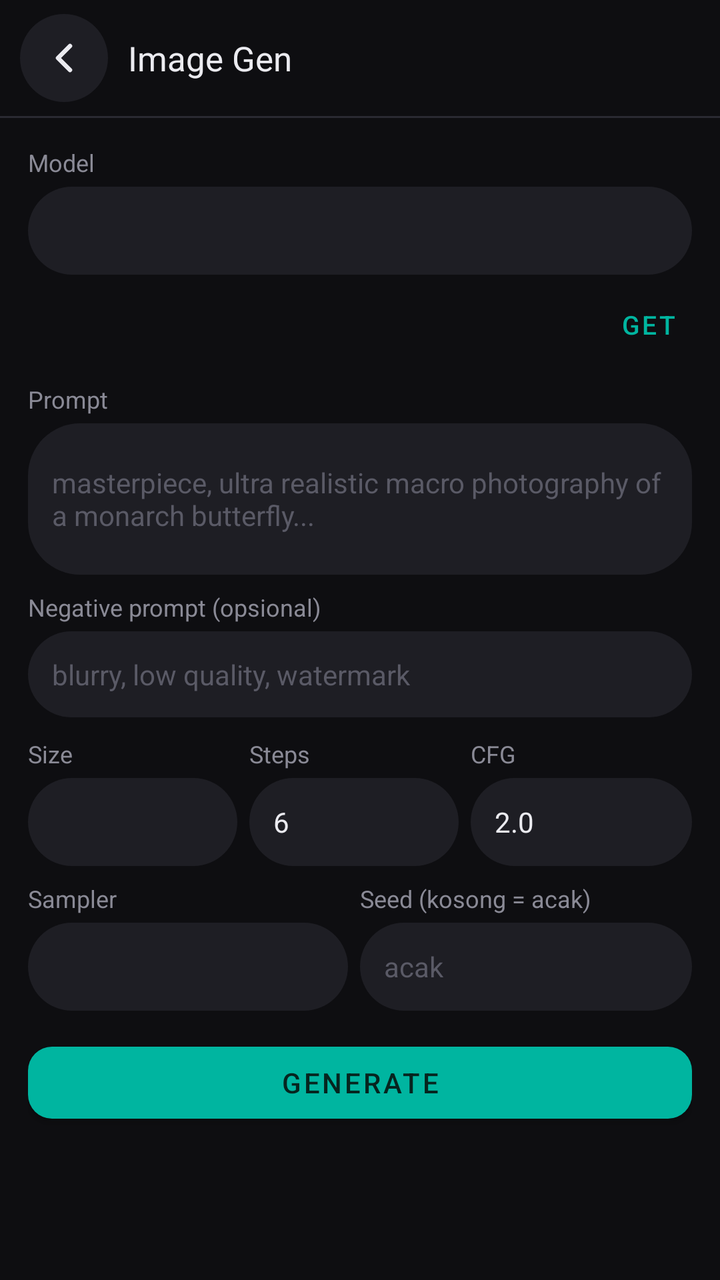
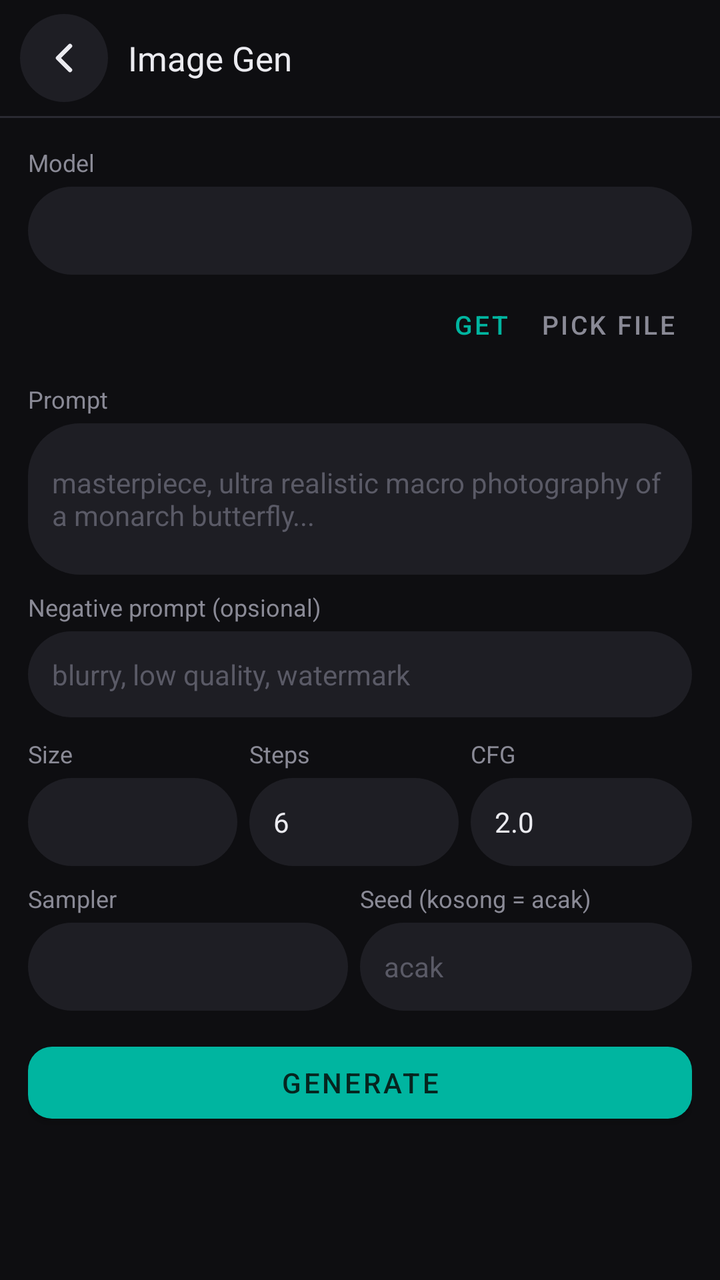

Screens rendered from an Android XML layout before and after an edit, with the pre-edit source and the edit as a unified diff.
<!-- AndroidManifest.xml: application theme Theme.LlamaCpp -->
<!-- res/layout/activity_image_gen.xml -->
<?xml version="1.0" encoding="utf-8"?>
<LinearLayout xmlns:android="http://schemas.android.com/apk/res/android"
    xmlns:app="http://schemas.android.com/apk/res-auto"
    android:layout_width="match_parent"
    android:layout_height="match_parent"
    android:background="@color/bg"
    android:orientation="vertical">

    
    <LinearLayout
        android:layout_width="match_parent"
        android:layout_height="58dp"
        android:gravity="center_vertical"
        android:orientation="horizontal"
        android:paddingStart="10dp"
        android:paddingEnd="14dp">

        <ImageButton
            android:id="@+id/btn_back"
            android:layout_width="44dp"
            android:layout_height="44dp"
            android:background="@drawable/btn_circle"
            android:contentDescription="Back"
            android:padding="10dp"
            android:src="@drawable/ic_back" />

        <TextView
            android:layout_width="0dp"
            android:layout_height="wrap_content"
            android:layout_weight="1"
            android:layout_marginStart="10dp"
            android:text="Image Gen"
            android:textColor="@color/text"
            android:textSize="17sp" />

        <TextView
            android:id="@+id/tv_sd_ver"
            android:layout_width="wrap_content"
            android:layout_height="wrap_content"
            android:textColor="@color/text_faint"
            android:textSize="11sp" />
    </LinearLayout>

    <View
        android:layout_width="match_parent"
        android:layout_height="1dp"
        android:background="@color/divider" />

    <ScrollView
        android:layout_width="match_parent"
        android:layout_height="match_parent"
        android:clipToPadding="false"
        android:padding="14dp">

        <LinearLayout
            android:layout_width="match_parent"
            android:layout_height="wrap_content"
            android:orientation="vertical">

            
            <TextView
                android:layout_width="wrap_content"
                android:layout_height="wrap_content"
                android:text="Model"
                android:textColor="@color/text_dim"
                android:textSize="12sp" />

            <Spinner
                android:id="@+id/sp_image_model"
                android:layout_width="match_parent"
                android:layout_height="44dp"
                android:layout_marginTop="4dp"
                android:background="@drawable/bg_input"
                android:paddingStart="12dp"
                android:popupBackground="@color/card" />

            
            <LinearLayout
                android:layout_width="match_parent"
                android:layout_height="wrap_content"
                android:layout_marginTop="6dp"
                android:gravity="center_vertical"
                android:orientation="horizontal">

                <TextView
                    android:id="@+id/tv_dl_status"
                    android:layout_width="0dp"
                    android:layout_height="wrap_content"
                    android:layout_weight="1"
                    android:textColor="@color/text_dim"
                    android:textSize="13sp" />

                <com.google.android.material.button.MaterialButton
                    android:id="@+id/btn_del_model"
                    style="@style/Widget.MaterialComponents.Button.TextButton"
                    android:layout_width="wrap_content"
                    android:layout_height="36dp"
                    android:minWidth="0dp"
                    android:paddingStart="10dp"
                    android:paddingEnd="4dp"
                    android:text="Del"
                    android:textColor="@color/text_faint"
                    android:textSize="13sp"
                    android:visibility="gone" />

                <com.google.android.material.button.MaterialButton
                    android:id="@+id/btn_dl"
                    style="@style/Widget.MaterialComponents.Button.TextButton"
                    android:layout_width="wrap_content"
                    android:layout_height="36dp"
                    android:minWidth="0dp"
                    android:paddingStart="14dp"
                    android:paddingEnd="14dp"
                    android:text="Get"
                    android:textColor="@color/accent"
                    android:textSize="13sp" />
            </LinearLayout>

            <ProgressBar
                android:id="@+id/dl_progress"
                style="?android:attr/progressBarStyleHorizontal"
                android:layout_width="match_parent"
                android:layout_height="4dp"
                android:layout_marginTop="4dp"
                android:max="100"
                android:progress="0"
                android:progressTint="@color/accent"
                android:progressBackgroundTint="@color/divider"
                android:visibility="gone" />

            
            <TextView
                android:layout_width="wrap_content"
                android:layout_height="wrap_content"
                android:layout_marginTop="12dp"
                android:text="Prompt"
                android:textColor="@color/text_dim"
                android:textSize="12sp" />

            <EditText
                android:id="@+id/et_prompt"
                android:layout_width="match_parent"
                android:layout_height="wrap_content"
                android:layout_marginTop="4dp"
                android:background="@drawable/bg_input"
                android:hint="masterpiece, ultra realistic macro photography of a monarch butterfly..."
                android:inputType="textMultiLine|textCapSentences"
                android:minLines="3"
                android:padding="12dp"
                android:textColor="@color/text"
                android:textColorHint="@color/text_faint"
                android:textSize="14sp" />

            <TextView
                android:layout_width="wrap_content"
                android:layout_height="wrap_content"
                android:layout_marginTop="8dp"
                android:text="Negative prompt (opsional)"
                android:textColor="@color/text_dim"
                android:textSize="12sp" />

            <EditText
                android:id="@+id/et_negative"
                android:layout_width="match_parent"
                android:layout_height="wrap_content"
                android:layout_marginTop="4dp"
                android:background="@drawable/bg_input"
                android:hint="blurry, low quality, watermark"
                android:inputType="text"
                android:padding="12dp"
                android:textColor="@color/text"
                android:textColorHint="@color/text_faint"
                android:textSize="14sp" />

            
            <LinearLayout
                android:layout_width="match_parent"
                android:layout_height="wrap_content"
                android:layout_marginTop="10dp"
                android:orientation="horizontal">

                <LinearLayout
                    android:layout_width="0dp"
                    android:layout_height="wrap_content"
                    android:layout_weight="1"
                    android:orientation="vertical">

                    <TextView
                        android:layout_width="wrap_content"
                        android:layout_height="wrap_content"
                        android:text="Size"
                        android:textColor="@color/text_dim"
                        android:textSize="12sp" />

                    <Spinner
                        android:id="@+id/sp_size"
                        android:layout_width="match_parent"
                        android:layout_height="44dp"
                        android:layout_marginTop="4dp"
                        android:layout_marginEnd="6dp"
                        android:background="@drawable/bg_input"
                        android:paddingStart="10dp"
                        android:popupBackground="@color/card" />
                </LinearLayout>

                <LinearLayout
                    android:layout_width="0dp"
                    android:layout_height="wrap_content"
                    android:layout_weight="1"
                    android:orientation="vertical">

                    <TextView
                        android:layout_width="wrap_content"
                        android:layout_height="wrap_content"
                        android:text="Steps"
                        android:textColor="@color/text_dim"
                        android:textSize="12sp" />

                    <EditText
                        android:id="@+id/et_steps"
                        android:layout_width="match_parent"
                        android:layout_height="44dp"
                        android:layout_marginTop="4dp"
                        android:layout_marginEnd="6dp"
                        android:background="@drawable/bg_input"
                        android:inputType="number"
                        android:paddingStart="12dp"
                        android:text="6"
                        android:textColor="@color/text"
                        android:textSize="14sp" />
                </LinearLayout>

                <LinearLayout
                    android:layout_width="0dp"
                    android:layout_height="wrap_content"
                    android:layout_weight="1"
                    android:orientation="vertical">

                    <TextView
                        android:layout_width="wrap_content"
                        android:layout_height="wrap_content"
                        android:text="CFG"
                        android:textColor="@color/text_dim"
                        android:textSize="12sp" />

                    <EditText
                        android:id="@+id/et_cfg"
                        android:layout_width="match_parent"
                        android:layout_height="44dp"
                        android:layout_marginTop="4dp"
                        android:background="@drawable/bg_input"
                        android:inputType="numberDecimal"
                        android:paddingStart="12dp"
                        android:text="2.0"
                        android:textColor="@color/text"
                        android:textSize="14sp" />
                </LinearLayout>
            </LinearLayout>

            
            <LinearLayout
                android:layout_width="match_parent"
                android:layout_height="wrap_content"
                android:layout_marginTop="8dp"
                android:orientation="horizontal">

                <LinearLayout
                    android:layout_width="0dp"
                    android:layout_height="wrap_content"
                    android:layout_weight="1"
                    android:orientation="vertical">

                    <TextView
                        android:layout_width="wrap_content"
                        android:layout_height="wrap_content"
                        android:text="Sampler"
                        android:textColor="@color/text_dim"
                        android:textSize="12sp" />

                    <Spinner
                        android:id="@+id/sp_sampler"
                        android:layout_width="match_parent"
                        android:layout_height="44dp"
                        android:layout_marginTop="4dp"
                        android:layout_marginEnd="6dp"
                        android:background="@drawable/bg_input"
                        android:paddingStart="10dp"
                        android:popupBackground="@color/card" />
                </LinearLayout>

                <LinearLayout
                    android:layout_width="0dp"
                    android:layout_height="wrap_content"
                    android:layout_weight="1"
                    android:orientation="vertical">

                    <TextView
                        android:layout_width="wrap_content"
                        android:layout_height="wrap_content"
                        android:text="Seed (kosong = acak)"
                        android:textColor="@color/text_dim"
                        android:textSize="12sp" />

                    <EditText
                        android:id="@+id/et_seed"
                        android:layout_width="match_parent"
                        android:layout_height="44dp"
                        android:layout_marginTop="4dp"
                        android:background="@drawable/bg_input"
                        android:hint="acak"
                        android:inputType="number"
                        android:paddingStart="12dp"
                        android:textColor="@color/text"
                        android:textColorHint="@color/text_faint"
                        android:textSize="14sp" />
                </LinearLayout>
            </LinearLayout>

            
            <LinearLayout
                android:layout_width="match_parent"
                android:layout_height="wrap_content"
                android:layout_marginTop="12dp"
                android:gravity="center_vertical"
                android:orientation="horizontal">

                <com.google.android.material.button.MaterialButton
                    android:id="@+id/btn_generate"
                    android:layout_width="0dp"
                    android:layout_height="48dp"
                    android:layout_weight="1"
                    android:text="Generate"
                    android:textSize="14sp"
                    app:backgroundTint="@color/accent"
                    app:cornerRadius="12dp"
                    android:textColor="@color/on_accent" />

                <com.google.android.material.button.MaterialButton
                    android:id="@+id/btn_cancel_gen"
                    style="@style/Widget.MaterialComponents.Button.TextButton"
                    android:layout_width="wrap_content"
                    android:layout_height="48dp"
                    android:minWidth="0dp"
                    android:paddingStart="16dp"
                    android:paddingEnd="8dp"
                    android:text="Cancel"
                    android:textColor="@color/red"
                    android:textSize="14sp"
                    android:visibility="gone" />
            </LinearLayout>

            <TextView
                android:id="@+id/tv_gen_status"
                android:layout_width="match_parent"
                android:layout_height="wrap_content"
                android:layout_marginTop="6dp"
                android:textColor="@color/yellow"
                android:textSize="13sp"
                android:visibility="gone" />

            <ProgressBar
                android:id="@+id/gen_progress"
                style="?android:attr/progressBarStyleHorizontal"
                android:layout_width="match_parent"
                android:layout_height="4dp"
                android:layout_marginTop="4dp"
                android:max="100"
                android:progress="0"
                android:progressTint="@color/accent"
                android:progressBackgroundTint="@color/divider"
                android:visibility="gone" />

            
            <ImageView
                android:id="@+id/iv_result"
                android:layout_width="match_parent"
                android:layout_height="wrap_content"
                android:layout_marginTop="12dp"
                android:adjustViewBounds="true"
                android:background="@drawable/bg_card"
                android:contentDescription="Hasil gambar"
                android:minHeight="200dp"
                android:visibility="gone" />

            <TextView
                android:id="@+id/tv_result_info"
                android:layout_width="match_parent"
                android:layout_height="wrap_content"
                android:layout_marginTop="4dp"
                android:textColor="@color/text_faint"
                android:textSize="12sp"
                android:visibility="gone" />

            <com.google.android.material.button.MaterialButton
                android:id="@+id/btn_share"
                style="@style/Widget.MaterialComponents.Button.OutlinedButton"
                android:layout_width="match_parent"
                android:layout_height="wrap_content"
                android:layout_marginTop="8dp"
                android:layout_marginBottom="16dp"
                android:letterSpacing="0"
                android:text="Share"
                android:textColor="@color/accent"
                app:strokeColor="@color/accent"
                android:visibility="gone" />
        </LinearLayout>
    </ScrollView>
</LinearLayout>
<!-- resources referenced by this layout -->
<resources>
  <color name="accent">#00B5A0</color>
  <color name="bg">#0E0E11</color>
  <color name="card">#1E1E24</color>
  <color name="divider">#2A2A32</color>
  <color name="on_accent">#06251F</color>
  <color name="red">#E65C5C</color>
  <color name="text">#EBEBF0</color>
  <color name="text_dim">#8A8A96</color>
  <color name="text_faint">#5A5A66</color>
  <color name="yellow">#E6C832</color>
  <!-- drawable bg_card (drawable) -->
  <?xml version="1.0" encoding="utf-8"?>
  <shape xmlns:android="http://schemas.android.com/apk/res/android"
      android:shape="rectangle">
      <solid android:color="@color/card" />
      <corners android:radius="14dp" />
  </shape>
  <!-- drawable bg_input (drawable) -->
  <?xml version="1.0" encoding="utf-8"?>
  <shape xmlns:android="http://schemas.android.com/apk/res/android"
      android:shape="rectangle">
      <solid android:color="@color/input_bg" />
      <corners android:radius="26dp" />
  </shape>
  <!-- drawable btn_circle (drawable) -->
  <?xml version="1.0" encoding="utf-8"?>
  <shape xmlns:android="http://schemas.android.com/apk/res/android"
      android:shape="oval">
      <solid android:color="@color/card" />
  </shape>
  <!-- drawable ic_back (drawable) -->
  <vector xmlns:android="http://schemas.android.com/apk/res/android"
      android:width="24dp" android:height="24dp"
      android:viewportWidth="24" android:viewportHeight="24">
      <path
          android:fillColor="#00000000"
          android:strokeColor="#EBEBF0"
          android:strokeWidth="2.2"
          android:strokeLineCap="round"
          android:strokeLineJoin="round"
          android:pathData="M15,6l-6,6 6,6" />
  </vector>
  <style name="Theme.LlamaCpp" parent="Theme.MaterialComponents.NoActionBar">
          
          <item name="android:forceDarkAllowed">false</item>
          <item name="android:windowBackground">@color/bg</item>
          <item name="android:statusBarColor">@color/bg</item>
          <item name="android:navigationBarColor">@color/bg</item>
          <item name="android:windowLightStatusBar">false</item>
          <item name="android:windowLightNavigationBar">false</item>
  
          <item name="colorPrimary">@color/accent</item>
          <item name="colorPrimaryVariant">@color/accent_dark</item>
          <item name="colorOnPrimary">@color/white</item>
          <item name="colorSecondary">@color/accent</item>
          <item name="colorSecondaryVariant">@color/accent_dark</item>
          <item name="colorOnSecondary">@color/white</item>
          <item name="android:colorBackground">@color/bg</item>
          <item name="colorSurface">@color/bg_elevated</item>
          <item name="colorOnSurface">@color/text</item>
          <item name="android:textColorPrimary">@color/text</item>
          <item name="android:textColorSecondary">@color/text_dim</item>
          <item name="android:editTextBackground">@drawable/bg_input</item>
      </style>
  <color name="input_bg">#1E1E24</color>
  <color name="accent_dark">#009688</color>
  <color name="white">#FFFFFF</color>
  <color name="bg_elevated">#17171C</color>
</resources>

<!-- the commit's change to res/layout/activity_image_gen.xml (unified diff, before → after) -->
@@ -110,9 +110,21 @@
                     android:layout_height="36dp"
                     android:minWidth="0dp"
                     android:paddingStart="14dp"
-                    android:paddingEnd="14dp"
+                    android:paddingEnd="8dp"
                     android:text="Get"
                     android:textColor="@color/accent"
+                    android:textSize="13sp" />
+
+                <com.google.android.material.button.MaterialButton
+                    android:id="@+id/btn_pick_file"
+                    style="@style/Widget.MaterialComponents.Button.TextButton"
+                    android:layout_width="wrap_content"
+                    android:layout_height="36dp"
+                    android:minWidth="0dp"
+                    android:paddingStart="8dp"
+                    android:paddingEnd="14dp"
+                    android:text="Pick file"
+                    android:textColor="@color/text_dim"
                     android:textSize="13sp" />
             </LinearLayout>
 
